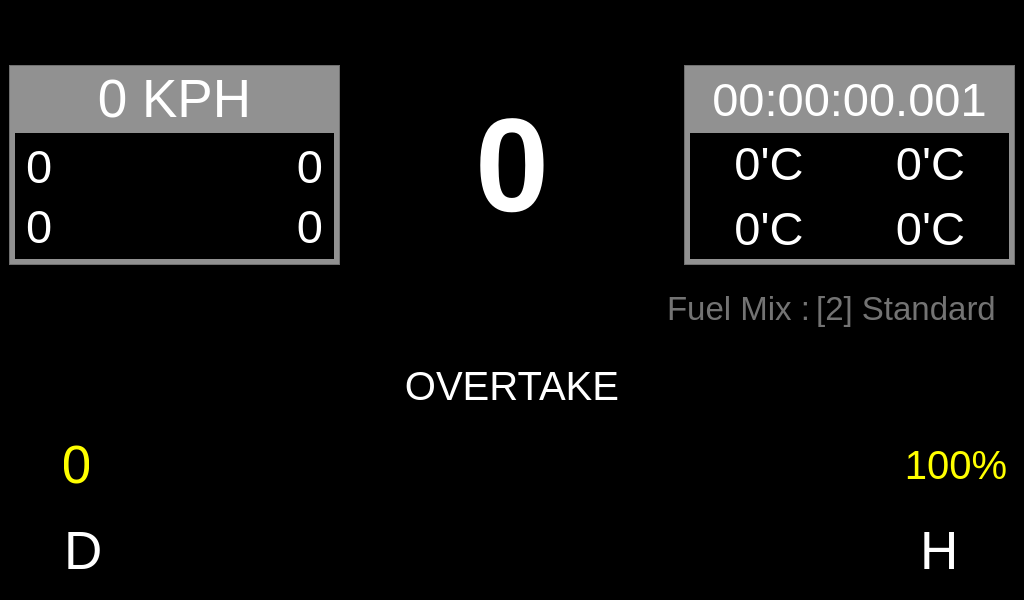
Old version of the form code/ui.ui in the repository TBlueT/F1_2020_UDP.
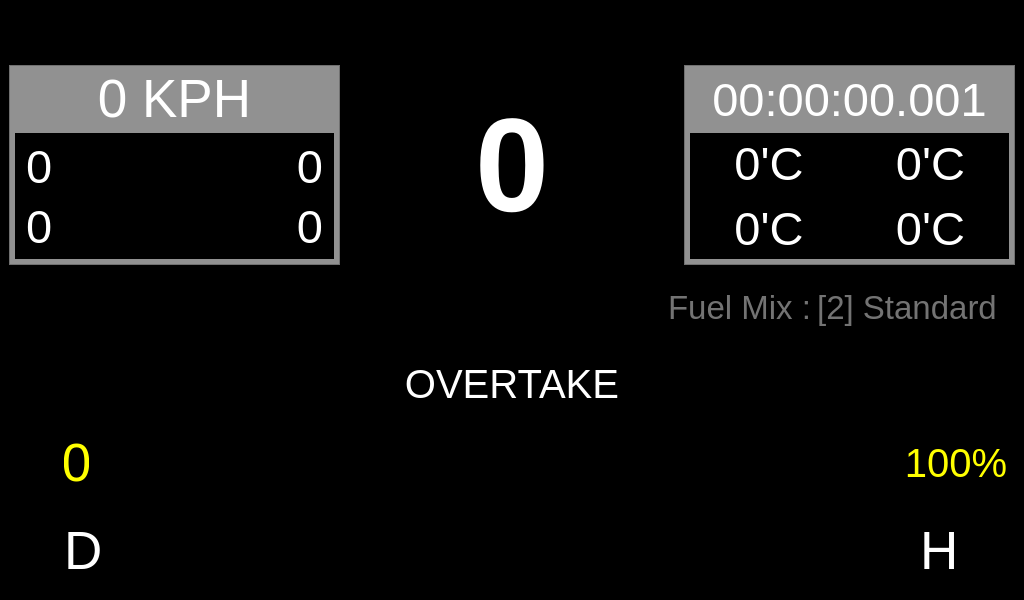
New version of the form. Icons and pictures are not drawn.

```diff
--- a/code/ui.ui
+++ b/code/ui.ui
@@ -1079,21 +1079,21 @@
        <item row="1" column="1">
         <widget class="QLabel" name="label_11">
          <property name="text">
-          <string>TextLabel</string>
+          <string/>
          </property>
         </widget>
        </item>
        <item row="0" column="0">
         <widget class="QLabel" name="label_9">
          <property name="text">
-          <string>TextLabel</string>
+          <string/>
          </property>
         </widget>
        </item>
        <item row="0" column="3">
         <widget class="QFrame" name="frame_9">
          <property name="frameShape">
-          <enum>QFrame::StyledPanel</enum>
+          <enum>QFrame::NoFrame</enum>
          </property>
          <property name="frameShadow">
           <enum>QFrame::Raised</enum>
@@ -1149,14 +1149,14 @@
        <item row="0" column="1">
         <widget class="QLabel" name="label_2">
          <property name="text">
-          <string>TextLabel</string>
+          <string/>
          </property>
         </widget>
        </item>
        <item row="0" column="2">
         <widget class="QLabel" name="label_6">
          <property name="text">
-          <string>TextLabel</string>
+          <string/>
          </property>
         </widget>
        </item>
```
Left out of the diff: 2 changed lines with no effect on the pictures.
